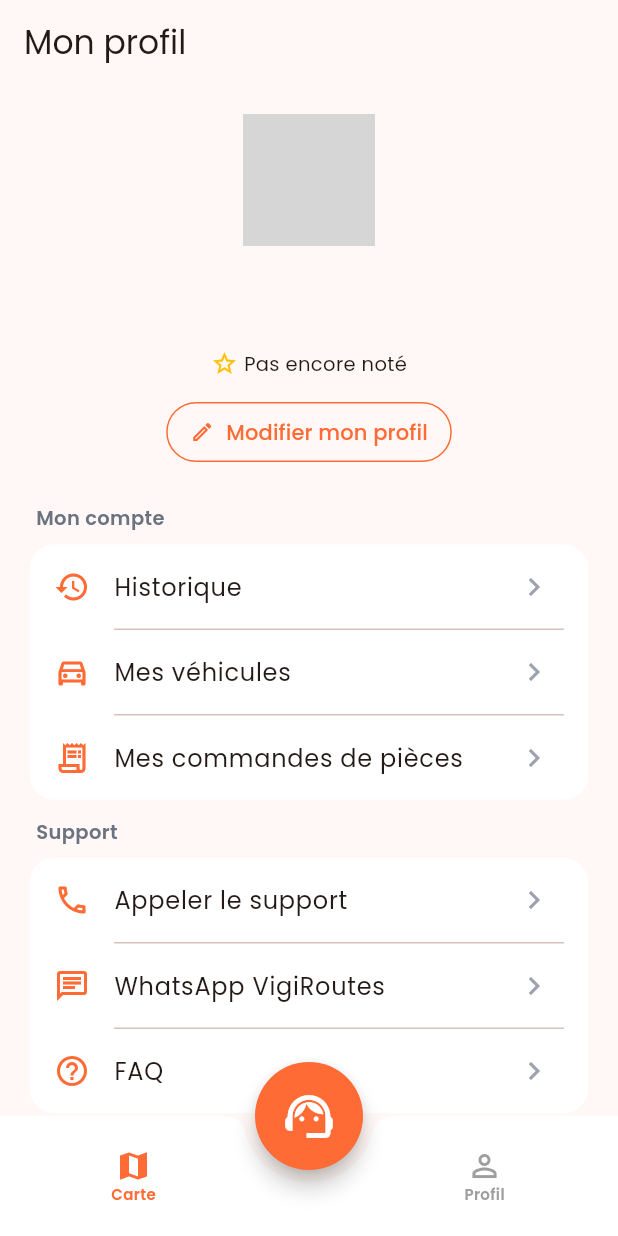
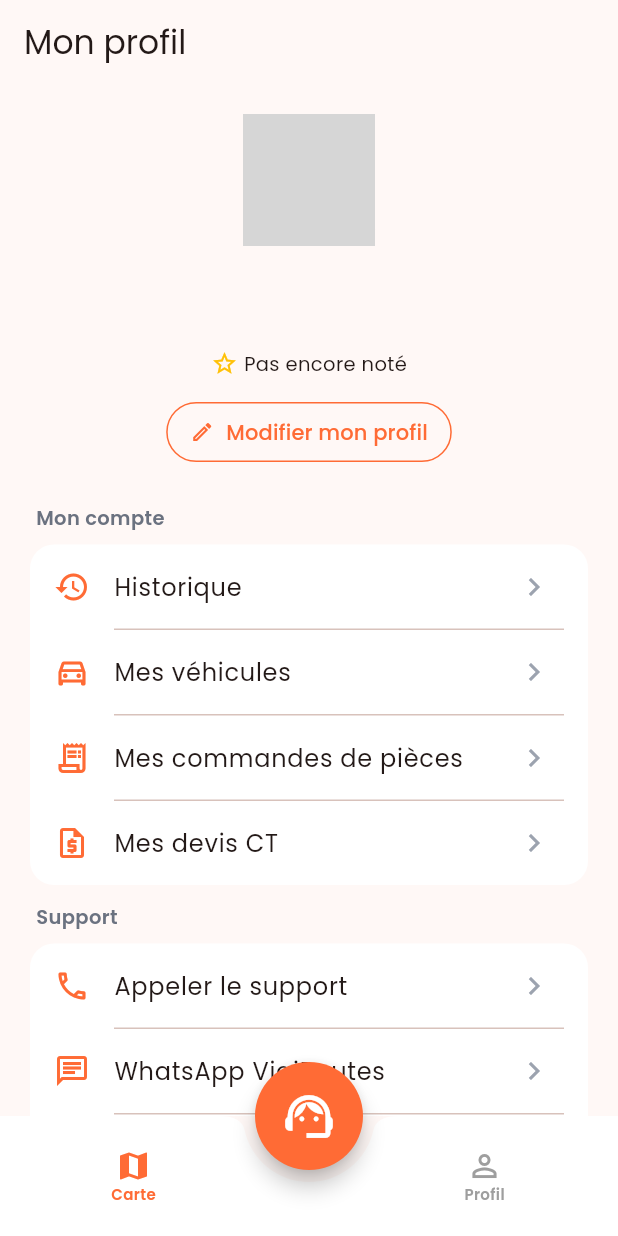
Before and after one commit to hamyago/vigiroutes-client, a Flutter app: the UserProfileScreen screen opened by its route, on a phone screen of 412 x 824 dp. Run offline on Flutter 3.47's test engine with Material 3 defaults, Android fonts, the phone set to English and light mode, and no system bars; our stand-ins replace audioplayers, dio, firebase_auth, firebase_core, firebase_crashlytics, firebase_messaging and 10 more; accounts and stored records are empty; network calls fail; grey boxes are pictures that could not be loaded.

Commit message:
feat(CT): accès liste devis depuis profil + redirection après refus
- ProfileScreen: ajout item 'Mes devis CT' → /ct/quotes
- CtQuoteDetailScreen: après refus go('/ct/quotes') au lieu de pop()

Co-Authored-By: Claude Sonnet 4.6 <noreply@anthropic.com>
Claude-Session: https://claude.ai/code/session_01PjujRJVU3VA2iBUq9zAR93

```diff
--- a/lib/features/ct/screens/ct_quote_detail_screen.dart
+++ b/lib/features/ct/screens/ct_quote_detail_screen.dart
@@ -80,7 +80,7 @@ class _CtQuoteDetailScreenState extends State<CtQuoteDetailScreen> {
         ScaffoldMessenger.of(context).showSnackBar(
           const SnackBar(content: Text('Devis refusé.'), backgroundColor: AppColors.textSecondary),
         );
-        context.pop();
+        context.go('/ct/quotes');
       }
     } else {
       ScaffoldMessenger.of(context).showSnackBar(
--- a/lib/features/profile/screens/profile_screen.dart
+++ b/lib/features/profile/screens/profile_screen.dart
@@ -120,6 +120,11 @@ class _UserProfileScreenState extends State<UserProfileScreen> {
                   icon: Icons.receipt_long_outlined,
                   label: 'Mes commandes de pièces',
                   onTap: () => context.push('/user/parts/orders'),
+                ),
+                _MenuItem(
+                  icon: Icons.request_quote_outlined,
+                  label: 'Mes devis CT',
+                  onTap: () => context.push('/ct/quotes'),
                 ),
               ],
             ),
```
